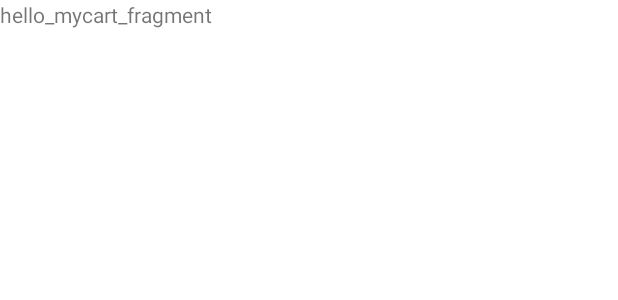
After one commit to KolaKodhek/Discovery, an Android app: the layout fragment_mycart.xml on its own in the app's theme, with its tools: preview values and no code run, on a phone screen of 412 x 824 dp. The commit adds this screen. Shown: the top 300 px of the screen. Run offline under Robolectric (Android 15) with nearby library versions, the phone set to English and light mode, and no system bars.

Commit message:
Made some changes on bottom navigation by adding mycart fragment.

```diff
--- a/app/src/main/java/com/example/discover/MainActivity.kt
+++ b/app/src/main/java/com/example/discover/MainActivity.kt
@@ -23,6 +23,7 @@ class MainActivity : AppCompatActivity() {
                 R.id.home_id->currentFragment(Home())
                 R.id.add_id -> currentFragment(Addproduct())
                 R.id.profile_id->currentFragment(Profile())
+                R.id.mycart-> currentFragment(Mycart())
                 else->{
 
                 }
--- /dev/null
+++ b/app/src/main/res/drawable/cart.xml
@@ -0,0 +1,5 @@
+<vector android:height="24dp" android:tint="#000000"
+    android:viewportHeight="24" android:viewportWidth="24"
+    android:width="24dp" xmlns:android="http://schemas.android.com/apk/res/android">
+    <path android:fillColor="@android:color/white" android:pathData="M11,9h2L13,6h3L16,4h-3L13,1h-2v3L8,4v2h3v3zM7,18c-1.1,0 -1.99,0.9 -1.99,2S5.9,22 7,22s2,-0.9 2,-2 -0.9,-2 -2,-2zM17,18c-1.1,0 -1.99,0.9 -1.99,2s0.89,2 1.99,2 2,-0.9 2,-2 -0.9,-2 -2,-2zM7.17,14.75l0.03,-0.12 0.9,-1.63h7.45c0.75,0 1.41,-0.41 1.75,-1.03l3.86,-7.01L19.42,4h-0.01l-1.1,2 -2.76,5L8.53,11l-0.13,-0.27L6.16,6l-0.95,-2 -0.94,-2L1,2v2h2l3.6,7.59 -1.35,2.45c-0.16,0.28 -0.25,0.61 -0.25,0.96 0,1.1 0.9,2 2,2h12v-2L7.42,15c-0.13,0 -0.25,-0.11 -0.25,-0.25z"/>
+</vector>
--- /dev/null
+++ b/app/src/main/res/layout/fragment_mycart.xml
@@ -0,0 +1,14 @@
+<?xml version="1.0" encoding="utf-8"?>
+<FrameLayout xmlns:android="http://schemas.android.com/apk/res/android"
+    xmlns:tools="http://schemas.android.com/tools"
+    android:layout_width="match_parent"
+    android:layout_height="match_parent"
+    tools:context=".Mycart">
+
+    <!-- TODO: Update blank fragment layout -->
+    <TextView
+        android:layout_width="match_parent"
+        android:layout_height="match_parent"
+        android:text="@string/hello_mycart_fragment" />
+
+</FrameLayout>
--- a/app/src/main/res/menu/bottom_nav.xml
+++ b/app/src/main/res/menu/bottom_nav.xml
@@ -9,6 +9,10 @@
         android:id="@+id/add_id"
         android:icon="@drawable/add_product"
         />
+    <item android:title="My cart"
+        android:id="@+id/mycart"
+        android:icon="@drawable/cart"
+        />
     <item android:title="Profile"
         android:id="@+id/profile_id"
         android:icon="@drawable/profile"
--- a/app/src/main/res/values-night/strings.xml
+++ b/app/src/main/res/values-night/strings.xml
@@ -2,4 +2,5 @@
 <resources>
     <string name="logo">logo</string>
     <string name="hello_addProduct_fragment">hello_addProduct_fragment</string>
+    <string name="hello_mycart_fragment">hello_mycart_fragment</string>
 </resources>
--- a/app/src/main/res/values/strings.xml
+++ b/app/src/main/res/values/strings.xml
@@ -7,4 +7,5 @@
     <string name="hello_home_fragment">hello_home_fragment</string>
     <string name="hello_profile_fragment">hello_profile_fragment</string>
     <string name="hello_addProduct_fragment">hello_addProduct_fragment</string>
+    <string name="hello_mycart_fragment">hello_mycart_fragment</string>
 </resources>
```
Also changed, not shown: app/src/main/AndroidManifest.xml (+7 -5 lines), app/src/main/java/com/example/discover/Mycart.kt (added, +59 -0 lines).
